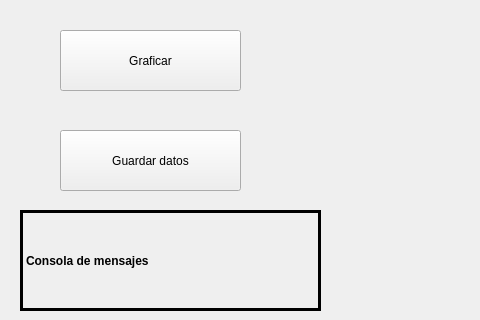
Before: the Qt Designer form src/simulator_tab.ui in pu19249/robotat-gui, drawn with Qt 5; both pictures show x 0 to 480 and y 370 to 690 of the 1125 by 690 pixel window.
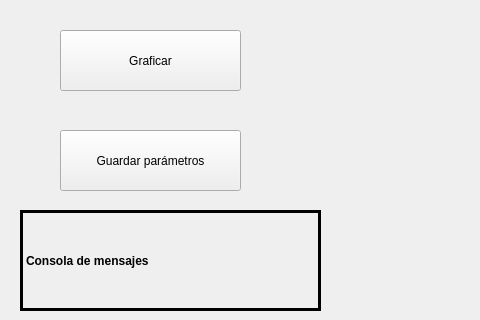
After: the same form once the commit is applied. Custom widgets are drawn as their Qt base class.

```diff
--- a/src/simulator_tab.ui
+++ b/src/simulator_tab.ui
@@ -92,7 +92,7 @@
     </rect>
    </property>
    <property name="text">
-    <string>Guardar datos</string>
+    <string>Guardar parámetros</string>
    </property>
   </widget>
   <widget class="QRadioButton" name="velocities">
```
